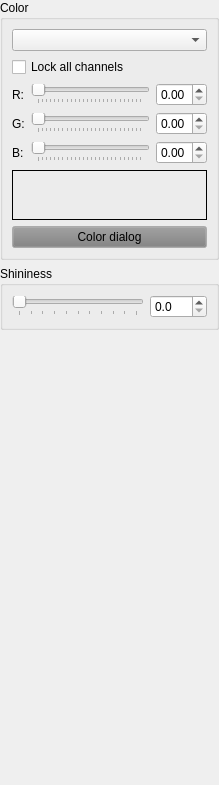
The window that src/ui/MaterialDock.ui (Warzone2100/WMIT) describes before a commit, drawn with Qt 5.
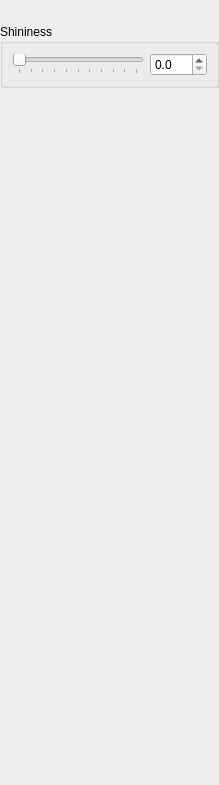
The same window after the commit. Custom widgets are drawn as their Qt base class.

Commit message: Refactor Light Color constrols as a widget.

```diff
--- a/src/ui/MaterialDock.ui
+++ b/src/ui/MaterialDock.ui
@@ -19,215 +19,8 @@
      <number>0</number>
     </property>
     <item>
-     <widget class="QGroupBox" name="colorGroupBox">
-      <property name="title">
-       <string>Color</string>
-      </property>
-      <layout class="QVBoxLayout" name="verticalLayout_5">
-       <item>
-        <widget class="QComboBox" name="colorTypeComboBox"/>
-       </item>
-       <item>
-        <widget class="QCheckBox" name="colorAllCheckBox">
-         <property name="text">
-          <string>Lock all channels</string>
-         </property>
-        </widget>
-       </item>
-       <item>
-        <layout class="QGridLayout" name="colorLayout">
-         <item row="1" column="0">
-          <widget class="QLabel" name="colorGreenLabel">
-           <property name="text">
-            <string>G:</string>
-           </property>
-           <property name="buddy">
-            <cstring>colorGreenSlider</cstring>
-           </property>
-          </widget>
-         </item>
-         <item row="2" column="0">
-          <widget class="QLabel" name="colorBlueLabel">
-           <property name="text">
-            <string>B:</string>
-           </property>
-           <property name="buddy">
-            <cstring>colorBlueSlider</cstring>
-           </property>
-          </widget>
-         </item>
-         <item row="0" column="0">
-          <widget class="QLabel" name="colorRedLabel">
-           <property name="text">
-            <string>R:</string>
-           </property>
-           <property name="buddy">
-            <cstring>colorRedSlider</cstring>
-           </property>
-          </widget>
-         </item>
-         <item row="0" column="1">
-          <widget class="QSlider" name="colorRedSlider">
-           <property name="minimumSize">
-            <size>
-             <width>100</width>
-             <height>0</height>
-            </size>
-           </property>
-           <property name="maximum">
-            <number>255</number>
-           </property>
-           <property name="orientation">
-            <enum>Qt::Horizontal</enum>
-           </property>
-           <property name="tickPosition">
-            <enum>QSlider::TicksBelow</enum>
-           </property>
-          </widget>
-         </item>
-         <item row="1" column="1">
-          <widget class="QSlider" name="colorGreenSlider">
-           <property name="minimumSize">
-            <size>
-             <width>100</width>
-             <height>0</height>
-            </size>
-           </property>
-           <property name="maximum">
-            <number>255</number>
-           </property>
-           <property name="orientation">
-            <enum>Qt::Horizontal</enum>
-           </property>
-           <property name="tickPosition">
-            <enum>QSlider::TicksBelow</enum>
-           </property>
-          </widget>
-         </item>
-         <item row="2" column="1">
-          <widget class="QSlider" name="colorBlueSlider">
-           <property name="minimumSize">
-            <size>
-             <width>100</width>
-             <height>0</height>
-            </size>
-           </property>
-           <property name="maximum">
-            <number>255</number>
-           </property>
-           <property name="orientation">
-            <enum>Qt::Horizontal</enum>
-           </property>
-           <property name="tickPosition">
-            <enum>QSlider::TicksBelow</enum>
-           </property>
-          </widget>
-         </item>
-         <item row="0" column="2">
-          <widget class="QDoubleSpinBox" name="colorRedSpinBox">
-           <property name="accelerated">
-            <bool>true</bool>
-           </property>
-           <property name="maximum">
-            <double>1.000000000000000</double>
-           </property>
-           <property name="singleStep">
-            <double>0.010000000000000</double>
-           </property>
-          </widget>
-         </item>
-         <item row="1" column="2">
-          <widget class="QDoubleSpinBox" name="colorGreenSpinBox">
-           <property name="accelerated">
-            <bool>true</bool>
-           </property>
-           <property name="maximum">
-            <double>1.000000000000000</double>
-           </property>
-           <property name="singleStep">
-            <double>0.010000000000000</double>
-           </property>
-          </widget>
-         </item>
-         <item row="2" column="2">
-          <widget class="QDoubleSpinBox" name="colorBlueSpinBox">
-           <property name="accelerated">
-            <bool>true</bool>
-           </property>
-           <property name="maximum">
-            <double>1.000000000000000</double>
-           </property>
-           <property name="singleStep">
-            <double>0.010000000000000</double>
-           </property>
-          </widget>
-         </item>
-        </layout>
-       </item>
-       <item>
-        <widget class="QLabel" name="colorPreview">
-         <property name="minimumSize">
-          <size>
-           <width>0</width>
-           <height>50</height>
-          </size>
-         </property>
-         <property name="frameShape">
-          <enum>QFrame::Box</enum>
-         </property>
-         <property name="text">
-          <string/>
-         </property>
-         <property name="scaledContents">
-          <bool>true</bool>
-         </property>
-        </widget>
-       </item>
-       <item>
-        <widget class="QPushButton" name="colorDialogButton">
-         <property name="palette">
-          <palette>
-           <active>
-            <colorrole role="Button">
-             <brush brushstyle="SolidPattern">
-              <color alpha="255">
-               <red>127</red>
-               <green>127</green>
-               <blue>127</blue>
-              </color>
-             </brush>
-            </colorrole>
-           </active>
-           <inactive>
-            <colorrole role="Button">
-             <brush brushstyle="SolidPattern">
-              <color alpha="255">
-               <red>127</red>
-               <green>127</green>
-               <blue>127</blue>
-              </color>
-             </brush>
-            </colorrole>
-           </inactive>
-           <disabled>
-            <colorrole role="Button">
-             <brush brushstyle="SolidPattern">
-              <color alpha="255">
-               <red>127</red>
-               <green>127</green>
-               <blue>127</blue>
-              </color>
-             </brush>
-            </colorrole>
-           </disabled>
-          </palette>
-         </property>
-         <property name="text">
-          <string>Color dialog</string>
-         </property>
-        </widget>
-       </item>
-      </layout>
+     <widget class="LightColorWidget" name="colorWidget" native="true">
+      <layout class="QVBoxLayout" name="verticalLayout_5"/>
      </widget>
     </item>
     <item>
@@ -297,6 +90,14 @@
    </layout>
   </widget>
  </widget>
+ <customwidgets>
+  <customwidget>
+   <class>LightColorWidget</class>
+   <extends>QWidget</extends>
+   <header>LightColorWidget.h</header>
+   <container>1</container>
+  </customwidget>
+ </customwidgets>
  <resources/>
  <connections/>
 </ui>
```
Left out of the diff: 11 changed lines with no effect on the pictures. The commit also changes 6 other files.
